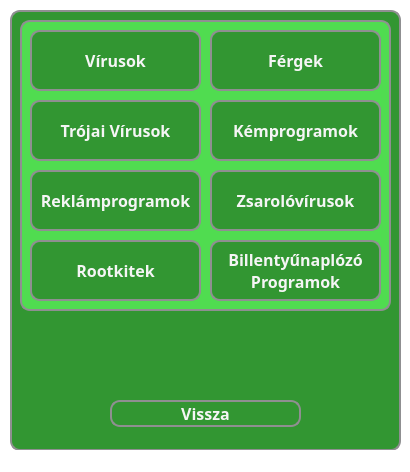
pkristof1999/Szakdolgozat, file src/main/resources/ui/green/greenChooseLearning.ui: the form before one commit.
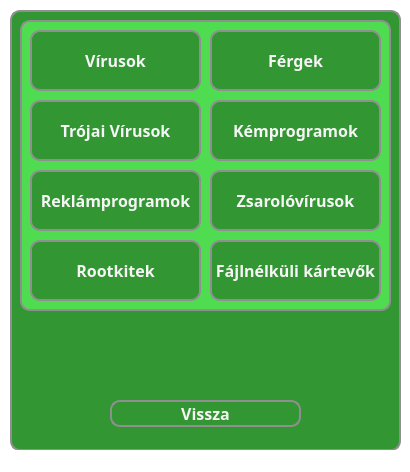
The form after the commit.

Patch:
```diff
--- a/src/main/resources/ui/green/greenChooseLearning.ui
+++ b/src/main/resources/ui/green/greenChooseLearning.ui
@@ -302,8 +302,7 @@
 }</string>
       </property>
       <property name="text">
-       <string>Billentyűnaplózó
-Programok</string>
+       <string>Fájlnélküli kártevők</string>
       </property>
      </widget>
      <widget class="QPushButton" name="rootkits">
```
Left out of the diff: 2 changed lines with no effect on the pictures.
